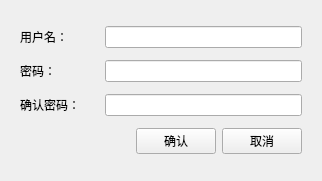
The window that MainProgram/logindialog.ui (jameswhqi/12307) describes before a commit, drawn with Qt 5.
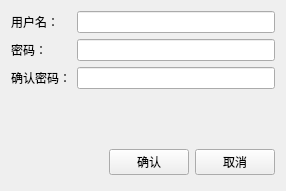
The same window after the commit. The open tabs and pages were chosen to show the change.

Patch:
```diff
--- a/MainProgram/logindialog.ui
+++ b/MainProgram/logindialog.ui
@@ -6,8 +6,8 @@
    <rect>
     <x>0</x>
     <y>0</y>
-    <width>322</width>
-    <height>181</height>
+    <width>286</width>
+    <height>191</height>
    </rect>
   </property>
   <property name="sizePolicy">
@@ -18,20 +18,20 @@
   </property>
   <property name="minimumSize">
    <size>
-    <width>272</width>
-    <height>181</height>
+    <width>286</width>
+    <height>191</height>
    </size>
   </property>
   <property name="maximumSize">
    <size>
-    <width>464</width>
-    <height>181</height>
+    <width>333</width>
+    <height>191</height>
    </size>
   </property>
   <property name="windowTitle">
    <string>用户登录</string>
   </property>
-  <layout class="QVBoxLayout" name="verticalLayout">
+  <layout class="QVBoxLayout" name="verticalLayout_3">
    <item>
     <widget class="QStackedWidget" name="login_stackedWidget">
      <property name="currentIndex">
@@ -188,70 +188,98 @@
       </widget>
      </widget>
      <widget class="QWidget" name="page_2">
-      <layout class="QGridLayout" name="gridLayout">
-       <item row="5" column="3">
-        <layout class="QHBoxLayout" name="horizontalLayout_2">
-         <item>
-          <widget class="QPushButton" name="pushButton">
-           <property name="text">
-            <string>确认</string>
-           </property>
-          </widget>
-         </item>
+      <layout class="QVBoxLayout" name="verticalLayout">
+       <property name="leftMargin">
+        <number>0</number>
+       </property>
+       <property name="topMargin">
+        <number>0</number>
+       </property>
+       <property name="rightMargin">
+        <number>0</number>
+       </property>
+       <property name="bottomMargin">
+        <number>0</number>
+       </property>
          <item>
-          <widget class="QPushButton" name="pushButton_2">
+        <layout class="QFormLayout" name="formLayout_3">
+         <item row="0" column="0">
+          <widget class="QLabel" name="label_5">
            <property name="text">
-            <string>取消</string>
+            <string>用户名：</string>
            </property>
           </widget>
          </item>
-        </layout>
-       </item>
-       <item row="1" column="2" colspan="2">
+         <item row="0" column="1">
         <widget class="QLineEdit" name="lineEdit"/>
        </item>
-       <item row="2" column="0">
+         <item row="1" column="0">
         <widget class="QLabel" name="label_6">
          <property name="text">
           <string>密码：</string>
          </property>
         </widget>
        </item>
-       <item row="1" column="0">
-        <widget class="QLabel" name="label_5">
-         <property name="text">
-          <string>用户名：</string>
-         </property>
-        </widget>
-       </item>
-       <item row="3" column="2" colspan="2">
-        <widget class="QLineEdit" name="lineEdit_3">
-         <property name="echoMode">
-          <enum>QLineEdit::Password</enum>
-         </property>
-        </widget>
-       </item>
-       <item row="2" column="2" colspan="2">
+         <item row="1" column="1">
         <widget class="QLineEdit" name="lineEdit_2">
          <property name="echoMode">
           <enum>QLineEdit::Password</enum>
          </property>
         </widget>
        </item>
-       <item row="3" column="0" colspan="2">
+         <item row="2" column="0">
         <widget class="QLabel" name="label_7">
          <property name="text">
           <string>确认密码：</string>
          </property>
         </widget>
        </item>
-       <item row="5" column="0" colspan="3">
+         <item row="2" column="1">
+          <widget class="QLineEdit" name="lineEdit_3">
+           <property name="echoMode">
+            <enum>QLineEdit::Password</enum>
+           </property>
+          </widget>
+         </item>
+        </layout>
+       </item>
+       <item>
+        <layout class="QHBoxLayout" name="horizontalLayout_2">
+         <item>
         <widget class="QLabel" name="register_result">
+           <property name="sizePolicy">
+            <sizepolicy hsizetype="Fixed" vsizetype="Preferred">
+             <horstretch>0</horstretch>
+             <verstretch>0</verstretch>
+            </sizepolicy>
+           </property>
+           <property name="minimumSize">
+            <size>
+             <width>120</width>
+             <height>36</height>
+            </size>
+           </property>
          <property name="text">
           <string/>
          </property>
         </widget>
        </item>
+         <item>
+          <widget class="QPushButton" name="pushButton">
+           <property name="text">
+            <string>确认</string>
+           </property>
+          </widget>
+         </item>
+         <item>
+          <widget class="QPushButton" name="pushButton_2">
+           <property name="text">
+            <string>取消</string>
+           </property>
+          </widget>
+         </item>
+        </layout>
+       </item>
       </layout>
      </widget>
     </widget>
```
Left out of the diff: 55 changed lines with no effect on the pictures. Lines whose indentation alone changed are shown as unchanged.
